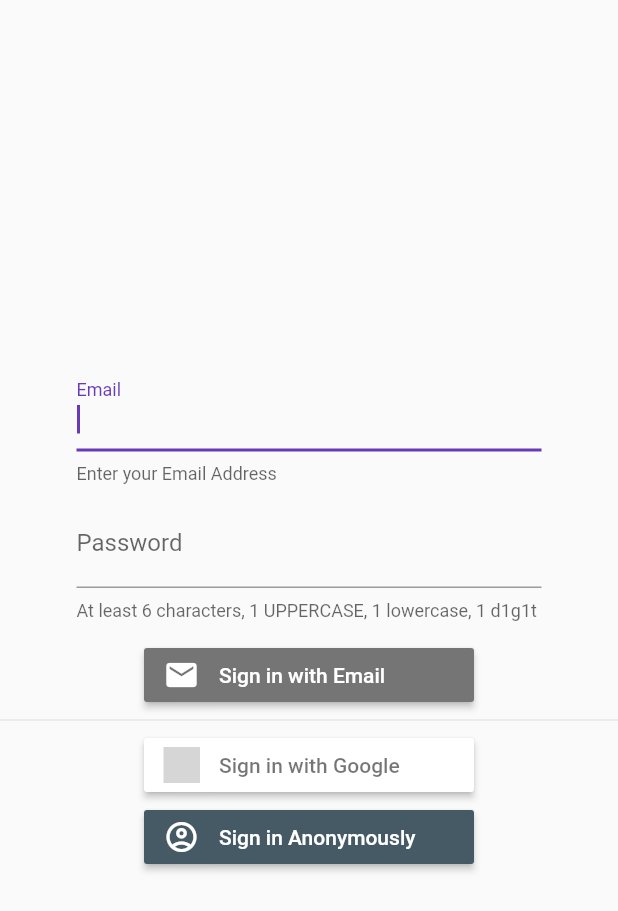
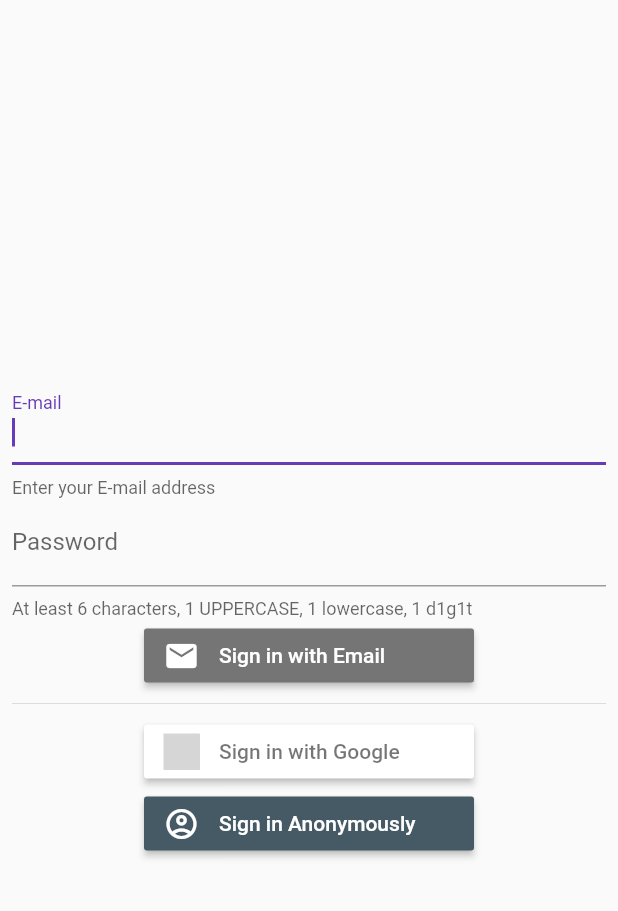
Before and after one commit to Reymai/d43-RaimondsMakars-OtrasRokas, a Flutter app: the screen it shows after launch, after a tap on an icon or button, on a phone screen of 412 x 824 dp. Shown: the top 911 px of the screen. Run offline on Flutter 3.47's test engine with Material 2 defaults, Android fonts, the phone set to English and light mode, and no system bars; our stand-ins replace carousel_slider, cloud_firestore, firebase_auth, firebase_core, flutter_signin_button, google_sign_in; accounts and stored records are empty; network calls fail; grey boxes are pictures that could not be loaded.

Commit message:
Update flutter to null safety, refactor authentication.dart and home.dart, add reading from firestore and displaying ads to the home screen

```diff
--- a/lib/models/ad.dart
+++ b/lib/models/ad.dart
@@ -1,15 +1,14 @@
 import 'package:cloud_firestore/cloud_firestore.dart';
-import 'package:firebase_auth/firebase_auth.dart';
 
 class Ad {
-  final String path;
-  final String label;
-  final String text;
-  final double price;
-  final Map<String, dynamic> specs;
-  final List<String> images;
-  final GeoPoint geoPoint;
-  final User user;
+  final String? path;
+  final String? label;
+  final String? text;
+  final double? price;
+  final Map<String, dynamic>? specs;
+  final List<String>? images;
+  final GeoPoint? geoPoint;
+  final String? author;
 
   Ad({
     this.path,
@@ -19,6 +18,6 @@ class Ad {
     this.specs,
     this.images,
     this.geoPoint,
-    this.user,
+    this.author,
   });
 }
--- a/lib/models/user.dart
+++ b/lib/models/user.dart
@@ -1,12 +1,12 @@
 import 'package:flutter/material.dart';
 
 class User {
-  final String email;
-  final String name;
-  final String surname;
-  final String phoneNumber;
-  final NetworkImage avatar;
-  final List<String> ads;
+  final String? email;
+  final String? name;
+  final String? surname;
+  final String? phoneNumber;
+  final NetworkImage? avatar;
+  final List<String>? ads;
 
   User({
     this.email,
--- a/lib/screens/auth.dart
+++ /dev/null
@@ -1,261 +0,0 @@
-import 'package:flutter/material.dart';
-import 'package:flutter/services.dart';
-import 'package:flutter_signin_button/flutter_signin_button.dart';
-import 'package:firebase_auth/firebase_auth.dart';
-import 'package:google_sign_in/google_sign_in.dart';
-
-bool signInWithEmail = false;
-
-class Auth extends StatefulWidget {
-  @override
-  _AuthState createState() => _AuthState();
-}
-
-class _AuthState extends State<Auth> {
-  final FirebaseAuth auth = FirebaseAuth.instance;
-  final _formKey = GlobalKey<FormState>();
-
-  final TextEditingController _emailController =
-      TextEditingController(); // controller for email field
-  final TextEditingController _passwordController =
-      TextEditingController(); // controller for password field
-
-  @override
-  void initState() {
-    super.initState();
-    _checkAuthentication(context);
-  }
-
-  @override
-  void dispose() {
-    _emailController.dispose();
-    _passwordController.dispose();
-    super.dispose();
-  }
-
-  @override
-  Widget build(BuildContext context) {
-    return Scaffold(
-      body: Center(
-        child: Column(
-          mainAxisAlignment: MainAxisAlignment.center,
-          children: [
-            signInWithEmail
-                ? Column(
-                    children: [
-                      Container(
-                        width: 310,
-                        child: AutofillGroup(
-                          onDisposeAction: AutofillContextAction.commit,
-                          child: Form(
-                            key: _formKey,
-                            child: Column(
-                              children: [
-                                TextFormField(
-                                  decoration: InputDecoration(
-                                      labelText: 'Email',
-                                      helperText: 'Enter your Email Address'),
-                                  autofillHints: [AutofillHints.email],
-                                  controller: _emailController,
-                                  autovalidateMode:
-                                      AutovalidateMode.onUserInteraction,
-                                  validator: (email) => _emailValidator(email),
-                                  autofocus: true,
-                                  keyboardType: TextInputType.emailAddress,
-                                ),
-                                SizedBox.fromSize(
-                                  size: Size.fromHeight(10),
-                                ),
-                                TextFormField(
-                                  decoration: InputDecoration(
-                                      labelText: 'Password',
-                                      helperText:
-                                          'At least 6 characters, 1 UPPERCASE, 1 lowercase, 1 d1g1t'),
-                                  autofillHints: [AutofillHints.password],
-                                  controller: _passwordController,
-                                  autovalidateMode:
-                                      AutovalidateMode.onUserInteraction,
-                                  validator: (password) =>
-                                      _passwordValidator(password),
-                                  obscureText: true,
-                                ),
-                                Container(
-                                  height: 12,
-                                ),
-                              ],
-                            ),
-                          ),
-                        ),
-                      ),
-                    ],
-                  )
-                : Container(
-                    height: 0,
-                  ),
-            SignInButton(
-              Buttons.Email,
-              onPressed: () => _authenticate('Email', context,
-                  email: _emailController.text,
-                  password: _passwordController.text),
-            ),
-            signInWithEmail
-                ? Divider(
-                    height: 12,
-                  )
-                : Container(),
-            SignInButton(
-              Buttons.Google,
-              onPressed: () => _authenticate('Google', context),
-            ),
-            SignInButtonBuilder(
-              text: 'Sign in Anonymously',
-              icon: Icons.account_circle_outlined,
-              onPressed: () => _authenticate('Anonymously', context),
-              backgroundColor: Colors.blueGrey[700],
-            )
-          ],
-        ),
-      ),
-    );
-  }
-
-  _authenticate(String method, BuildContext context,
-      {String email, String password}) async {
-    switch (method) {
-      case 'Email':
-        {
-          if (signInWithEmail == false) {
-            setState(() {
-              signInWithEmail = true;
-            });
-          } else {
-            _signInWithEmail(email, password);
-          }
-          break;
-        }
-      case 'Google':
-        {
-          await _signInWithGoogle();
-          break;
-        }
-      case 'Anonymously':
-        {
-          await _signInAnonymously();
-          break;
-        }
-      default:
-        ScaffoldMessenger.of(context)
-            .showSnackBar(SnackBar(content: Text('Something went wrong!')));
-    }
-    await _checkAuthentication(context);
-  }
-
-  _signInWithEmail(String email, String password) async {
-    print('Email: $email, password: $password');
-    User user = FirebaseAuth.instance.currentUser;
-
-    try {
-      UserCredential userCredential =
-          await FirebaseAuth.instance.createUserWithEmailAndPassword(
-        email: email,
-        password: password,
-      );
-      //TODO: add email verification sending https://firebase.flutter.dev/docs/auth/usage#verifying-a-users-email
-    } on FirebaseAuthException catch (e) {
-      if (e.code == 'email-already-in-use') {
-        print('email already in use');
-        try {
-          UserCredential userCredential =
-              await FirebaseAuth.instance.signInWithEmailAndPassword(
-            email: email,
-            password: password,
-          );
-        } on FirebaseAuthException catch (e) {
-          if (e.code == 'wrong-password') {
-            //TODO: send error to password form field
-            ScaffoldMessenger.of(context).showSnackBar(
-              SnackBar(
-                content: Text('Wrong password!'),
-                action: SnackBarAction(
-                  label: 'Forgot password?',
-                  onPressed: () => _forgotPassword(email),
-                ),
-              ),
-            );
-            print('Wrong password provided for that user.');
-          }
-        }
-      }
-    } catch (e) {
-      print(e);
-    }
-  }
-
-  _forgotPassword(String email) async {
-    await FirebaseAuth.instance.sendPasswordResetEmail(email: email);
-  }
-
-  Future<UserCredential> _signInWithGoogle() async {
-    // Trigger the authentication flow
-    final GoogleSignInAccount googleUser = await GoogleSignIn().signIn();
-
-    // Obtain the auth details from the request
-    final GoogleSignInAuthentication googleAuth =
-        await googleUser.authentication;
-
-    // Create a new credential
-    final GoogleAuthCredential credential = GoogleAuthProvider.credential(
-      accessToken: googleAuth.accessToken,
-      idToken: googleAuth.idToken,
-    );
-    print(credential.asMap().toString());
-
-    // Once signed in, return the UserCredential
-    return await FirebaseAuth.instance.signInWithCredential(credential);
-  }
-
-  _signInAnonymously() async {
-    UserCredential userCredential =
-        await FirebaseAuth.instance.signInAnonymously();
-  }
-
-  _checkAuthentication(BuildContext context) {
-    FirebaseAuth.instance.authStateChanges().listen((User user) {
-      if (user != null) {
-        print('User is signed in!');
-        Navigator.of(context).pushReplacementNamed('/navigation');
-      }
-    });
-  }
-
-  _emailValidator(String email) {
-    RegExp emailRegEx = RegExp(r"[\w-\.]+@([\w-]+\.)+[\w-]{2,4}");
-
-    if (!emailRegEx.hasMatch(email)) {
-      return 'Wrong email format';
-    }
-    return null;
-  }
-
-  _passwordValidator(
-    String password,
-  ) {
-    RegExp lowercase = new RegExp(r'[a-z]');
-    RegExp uppercase = new RegExp(r'[A-Z]');
-    RegExp digits = new RegExp(r'[0-9]');
-
-    print(password);
-    if (password.length < 6) {
-      return 'Password should contain at least 6 characters';
-    }
-    if (!lowercase.hasMatch(password)) {
-      return 'password should contain at least 1 lowercase letter';
-    }
-    if (!uppercase.hasMatch(password)) {
-      return 'password should contain at least 1 UPPERCASE letter';
-    }
-    if (!digits.hasMatch(password)) {
-      return 'password should contain at least 1 d1g1t';
-    }
-  }
-}
--- /dev/null
+++ b/lib/screens/authentication.dart
@@ -0,0 +1,253 @@
+import 'package:firebase_auth/firebase_auth.dart';
+import 'package:flutter/material.dart';
+import 'package:flutter_signin_button/button_view.dart';
+import 'package:flutter_signin_button/flutter_signin_button.dart';
+import 'package:google_sign_in/google_sign_in.dart';
+import 'package:otras_rokas/services/database.dart';
+
+class Authentication extends StatefulWidget {
+  @override
+  _AuthenticationState createState() => _AuthenticationState();
+}
+
+class _AuthenticationState extends State<Authentication> {
+  final FirebaseAuth auth = FirebaseAuth.instance;
+
+  bool signInWithEmail = false;
+
+  final TextEditingController _emailController =
+      TextEditingController(); // controller for email field
+  final TextEditingController _passwordController =
+      TextEditingController(); // controller for password field
+
+  final Database _database = Database();
+
+  @override
+  void initState() {
+    super.initState();
+  }
+
+  @override
+  Widget build(BuildContext context) {
+    FirebaseAuth.instance.authStateChanges().listen((User? user) {
+      if (user != null) {
+        print('User is signed in!');
+        Navigator.of(context).pushReplacementNamed('/navigation');
+      }
+    });
+    return Scaffold(
+      body: Center(
+        child: Padding(
+          padding: EdgeInsets.all(8.0),
+          child: Column(
+            mainAxisAlignment: MainAxisAlignment.center,
+            children: [
+              signInWithEmail
+                  ? Padding(
+                      padding: EdgeInsets.symmetric(
+                          //TODO: Add padding
+                          ),
+                      child: AutofillGroup(
+                        onDisposeAction: AutofillContextAction.commit,
+                        child: Form(
+                          child: Column(
+                            children: [
+                              Padding(
+                                padding: EdgeInsets.symmetric(
+                                    //TODO: Add padding
+                                    ),
+                                child: TextFormField(
+                                  decoration: InputDecoration(
+                                    labelText: 'E-mail',
+                                    helperText: 'Enter your E-mail address',
+                                  ),
+                                  autofillHints: [AutofillHints.email],
+                                  controller: _emailController,
+                                  autovalidateMode:
+                                      AutovalidateMode.onUserInteraction,
+                                  autofocus: true,
+                                  keyboardType: TextInputType.emailAddress,
+                                  validator: (email) => _emailValidator(email!),
+                                ),
+                              ),
+                              TextFormField(
+                                decoration: InputDecoration(
+                                  labelText: 'Password',
+                                  helperText:
+                                      'At least 6 characters, 1 UPPERCASE, 1 lowercase, 1 d1g1t',
+                                ),
+                                autofillHints: [AutofillHints.password],
+                                controller: _passwordController,
+                                autovalidateMode:
+                                    AutovalidateMode.onUserInteraction,
+                                obscureText: true,
+                                validator: (password) =>
+                                    _passwordValidator(password!),
+                              ),
+                            ],
+                          ),
+                        ),
+                      ),
+                    )
+                  : Container(
+                      height: 0,
+                    ),
+              SignInButton(
+                Buttons.Email,
+                onPressed: () => _authenticate('Email', context,
+                    email: _emailController.text,
+                    password: _passwordController.text),
+              ),
+              Divider(),
+              SignInButton(
+                Buttons.Google,
+                onPressed: () async => await _authenticate('Google', context),
+              ),
+              SignInButtonBuilder(
+                text: 'Sign in Anonymously',
+                icon: Icons.account_circle_outlined,
+                onPressed: () => _authenticate('Anonymously', context),
+                backgroundColor: Colors.blueGrey[700]!,
+              )
+            ],
+          ),
+        ),
+      ),
+    );
+  }
+
+  _emailValidator(String email) {
+    RegExp emailRegExp = RegExp(r"[\w-\.]+@([\w-]+\.)+[\w-]{2,4}");
+
+    if (!emailRegExp.hasMatch(email)) {
+      return 'Wrong email format';
+    }
+    return;
+  }
+
+  _passwordValidator(String password) {
+    RegExp lowercase = new RegExp(r'[a-z]');
+    RegExp uppercase = new RegExp(r'[A-Z]');
+    RegExp digits = new RegExp(r'[0-9]');
+
+    print(password);
+    if (password.length < 6) {
+      return 'Password should contain at least 6 characters';
+    }
+    if (!lowercase.hasMatch(password)) {
+      return 'password should contain at least 1 lowercase letter';
+    }
+    if (!uppercase.hasMatch(password)) {
+      return 'password should contain at least 1 UPPERCASE letter';
+    }
+    if (!digits.hasMatch(password)) {
+      return 'password should contain at least 1 d1g1t';
+    }
+  }
+
+  _authenticate(String method, BuildContext context,
+      {String? email, String? password}) async {
+    switch (method) {
+      case 'Email':
+        {
+          if (signInWithEmail == false) {
+            setState(() {
+              signInWithEmail = true;
+            });
+          } else {
+            await _signInWithEmail(email!, password!);
+          }
+          break;
+        }
+      case 'Google':
+        {
+          print('Google');
+          await _signInWithGoogle();
+          break;
+        }
+      case 'Anonymously':
+        {
+          await _signInAnonymously();
+          break;
+        }
+      default:
+        ScaffoldMessenger.of(context)
+            .showSnackBar(SnackBar(content: Text('Something went wrong!')));
+    }
+  }
+
+  _signInWithEmail(String email, String password) async {
+    try {
+      UserCredential userCredential = await FirebaseAuth.instance
+          .createUserWithEmailAndPassword(email: email, password: password);
+      await _database.addGoogleUser(userCredential.user!);
+    } on FirebaseAuthException catch (e) {
+      if (e.code == 'email-already-in-use') {
+        print('email already in use');
+        try {
+          await FirebaseAuth.instance.signInWithEmailAndPassword(
+            email: email,
+            password: password,
+          );
+        } on FirebaseAuthException catch (e) {
+          if (e.code == 'wrong-password') {
+            //TODO: send error to password form field
+            ScaffoldMessenger.of(context).showSnackBar(
+              SnackBar(
+                content: Text('Wrong password!'),
+                action: SnackBarAction(
+                  label: 'Forgot password?',
+                  onPressed: () => _forgotPassword(email),
+                ),
+              ),
+            );
+            print('Wrong password provided for that user.');
+          }
+        }
+      }
+    } catch (e) {
+      print(e);
+    }
+  }
+
+  _forgotPassword(String email) async {
+    await FirebaseAuth.instance.sendPasswordResetEmail(email: email);
+  }
+
+  _signInWithGoogle() async {
+    print('1');
+
+    try {
+      final GoogleSignInAccount? googleUser = await (GoogleSignIn(
+        scopes: ['email', 'profile'],
+      ).signIn());
+
+      print('1');
+
+      final GoogleSignInAuthentication googleAuth =
+          await googleUser!.authentication;
+      print('1');
+
+      final GoogleAuthCredential credential = GoogleAuthProvider.credential(
+        accessToken: googleAuth.accessToken,
+        idToken: googleAuth.idToken,
+      ) as GoogleAuthCredential;
+      print(credential.asMap().toString());
+      UserCredential userCredential =
+          await FirebaseAuth.instance.signInWithCredential(credential);
+      await _database.addGoogleUser(userCredential.user!);
+    } catch (e) {
+      print(e);
+    }
+  }
+
+  _signInAnonymously() async {
+    try {
+      UserCredential userCredential =
+          await FirebaseAuth.instance.signInAnonymously();
+      await _database.addGoogleUser(userCredential.user!);
+    } catch (e) {
+      print(e);
+    }
+  }
+}
--- a/lib/screens/profile.dart
+++ b/lib/screens/profile.dart
@@ -6,7 +6,7 @@ class Profile extends StatelessWidget {
   Widget build(BuildContext context) {
     return Container(
       child: Center(
-        child: FlatButton(
+        child: TextButton(
           child: Text('Logout'),
           onPressed: () => _logOut(context),
         ),
@@ -20,7 +20,7 @@ class Profile extends StatelessWidget {
   }
 
   _checkAuthentication(BuildContext context) {
-    FirebaseAuth.instance.authStateChanges().listen((User user) {
+    FirebaseAuth.instance.authStateChanges().listen((User? user) {
       if (user == null) {
         print('User is NOT signed in!');
         Navigator.of(context).pushReplacementNamed('/auth');
--- a/lib/services/app.dart
+++ b/lib/services/app.dart
@@ -1,6 +1,6 @@
 import 'package:flutter/material.dart';
+import 'package:otras_rokas/screens/authentication.dart';
 import 'package:otras_rokas/services/navigation.dart';
-import 'package:otras_rokas/screens/auth.dart';
 import 'package:otras_rokas/screens/home.dart';
 
 class App extends StatelessWidget {
@@ -14,10 +14,10 @@ class App extends StatelessWidget {
       theme: ThemeData(
         primarySwatch: Colors.deepPurple,
       ),
-      home: Auth(),
+      home: Authentication(),
       routes: {
         '/home': (context) => Home(),
-        '/auth': (context) => Auth(),
+        '/auth': (context) => Authentication(),
         '/navigation': (context) => Navigation(),
       },
       navigatorKey: navigatorKey,
```
Also changed, not shown: lib/screens/home.dart (+72 -21 lines), lib/services/database.dart (+37 -9 lines), pubspec.yaml (+10 -7 lines), pubspec.lock, 1 other file.
